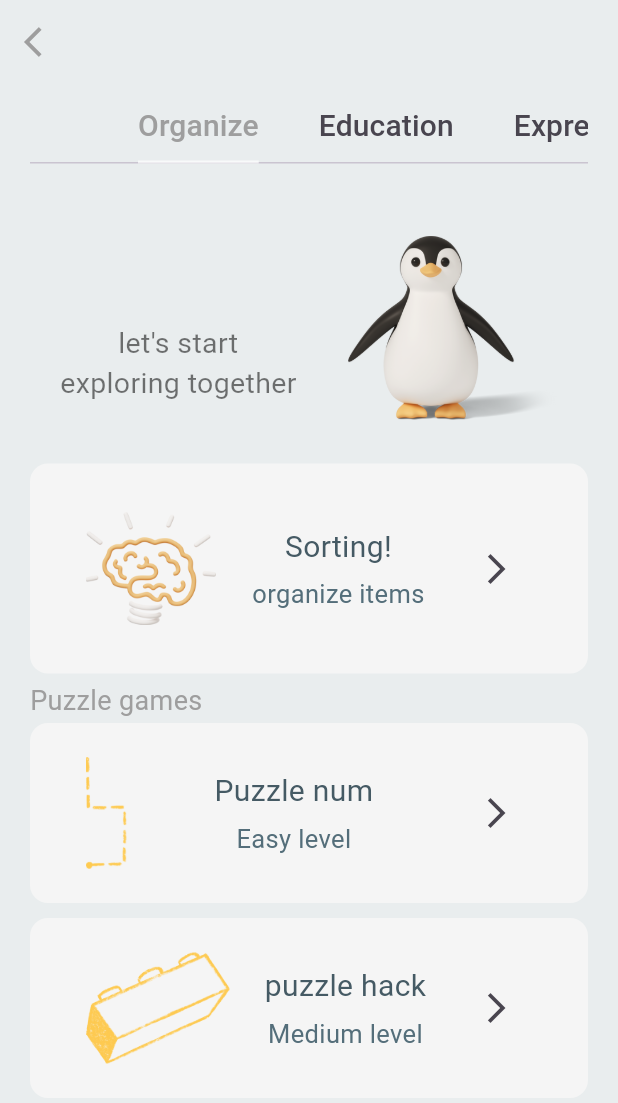
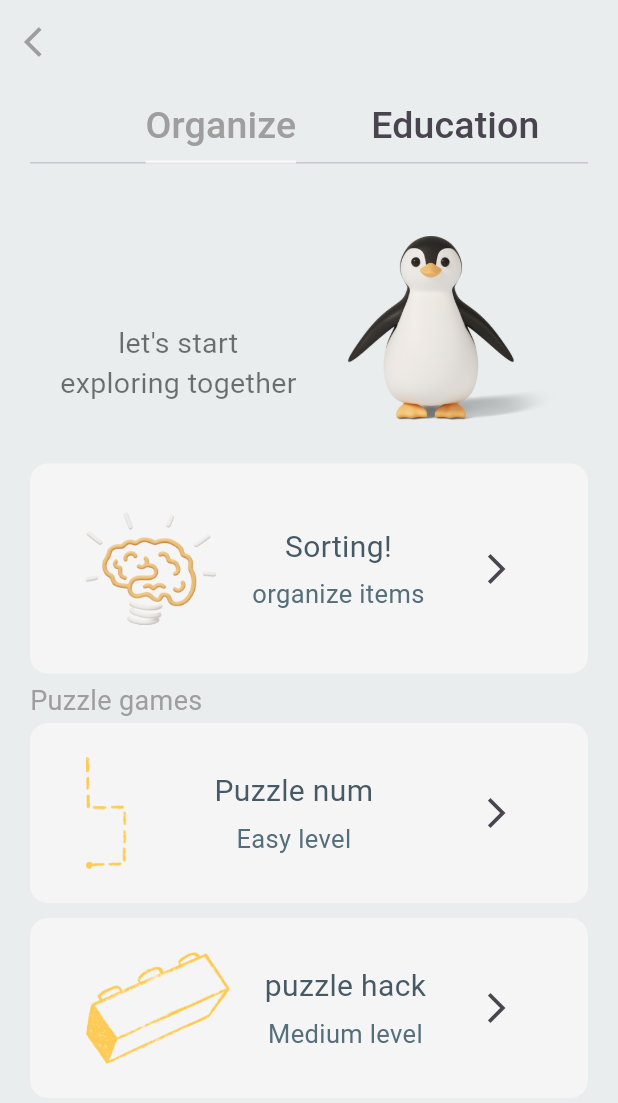
Before and after one commit to omaimaarif/kids-app, a Flutter app: the CategoryActivity screen opened by its route, on a phone screen of 412 x 824 dp. Shown: the top 1103 px of the screen. Run offline on Flutter 3.47's test engine with Material 3 defaults, Android fonts, the phone set to English and light mode, and no system bars; our stand-ins replace audioplayers, awesome_dialog, cloud_firestore, confetti, equatable, file_picker and 17 more; missing offline and left inert: file_saver, forge2d, google_ml_kit, inner_shadow_widget, universal_html, zego_uikit_prebuilt_call; accounts and stored records are empty.

Commit message:
all done

```diff
--- a/lib/screens/activity/category_activity.dart
+++ b/lib/screens/activity/category_activity.dart
@@ -17,7 +17,7 @@ class _CategoryActivityState extends State<CategoryActivity> {
   @override
   Widget build(BuildContext context) {
     return DefaultTabController(
-      length: 4,
+      length: 2,
       child: Scaffold(
         backgroundColor: Color(0xFFE9EDEE),
         appBar: AppBar(
@@ -43,13 +43,13 @@ class _CategoryActivityState extends State<CategoryActivity> {
 
                   labelStyle: TextStyle(
                     color: Colors.grey,
-                    fontSize: 20,
+                    fontSize: 25,
                   ),
-                  labelPadding: EdgeInsets.symmetric(horizontal: 20),
+                labelPadding: EdgeInsets.symmetric(horizontal: 25),
                   tabs: [
                     Tab(text:"Organize",),
                     Tab(text:"Education",),
-                    Tab(text:"Express Your Feelings",),
+                    // Tab(text:"Express Your Feelings",),
 
                   ],
 
@@ -62,7 +62,7 @@ class _CategoryActivityState extends State<CategoryActivity> {
                       children: [
                         SortAndDrag(),
                         EducationActivity(),
-                        ExpressEmotions(),
+                        // ExpressEmotions(),
                       ],
                     )),
               ],
--- a/lib/screens/activity/puzzle_hack/screens/puzzle_page.dart
+++ b/lib/screens/activity/puzzle_hack/screens/puzzle_page.dart
@@ -697,7 +697,7 @@ class _OptionsButtonState extends ConsumerState<_OptionsButton>
                     break;
                 }
                 return Text(
-                  'Geek 🛠',
+                  '  ',
                   style: TextStyle(
                     fontFamily: 'TitanOne',
                     fontSize: fontSize,
--- a/lib/screens/login_screen/login_form_widget.dart
+++ b/lib/screens/login_screen/login_form_widget.dart
@@ -73,9 +73,12 @@ class _LoginFormState extends State<LoginForm> {
                       shape: RoundedRectangleBorder(
                           borderRadius: BorderRadius.circular(20.0)),
                       builder: (context) => Container(
+
                         padding: EdgeInsets.all(20),
                         child: Column(
+                          mainAxisSize: MainAxisSize.min,
                           crossAxisAlignment: CrossAxisAlignment.start,
+
                           children: [
                             Text(
                               "Make selection!",
```
Also changed, not shown: lib/screens/activity/sections_of_activity/express_emotion.dart (+1 -9 lines), lib/screens/home_page/home_screen.dart (+16 -2 lines).
